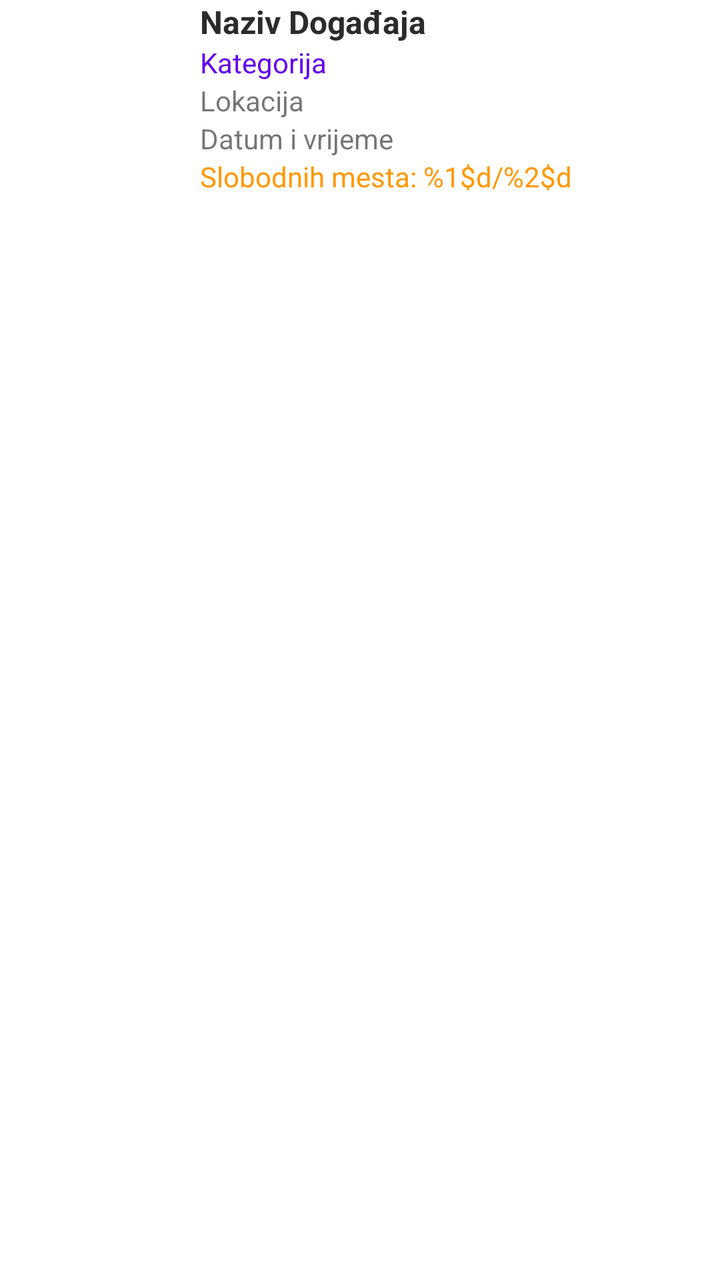
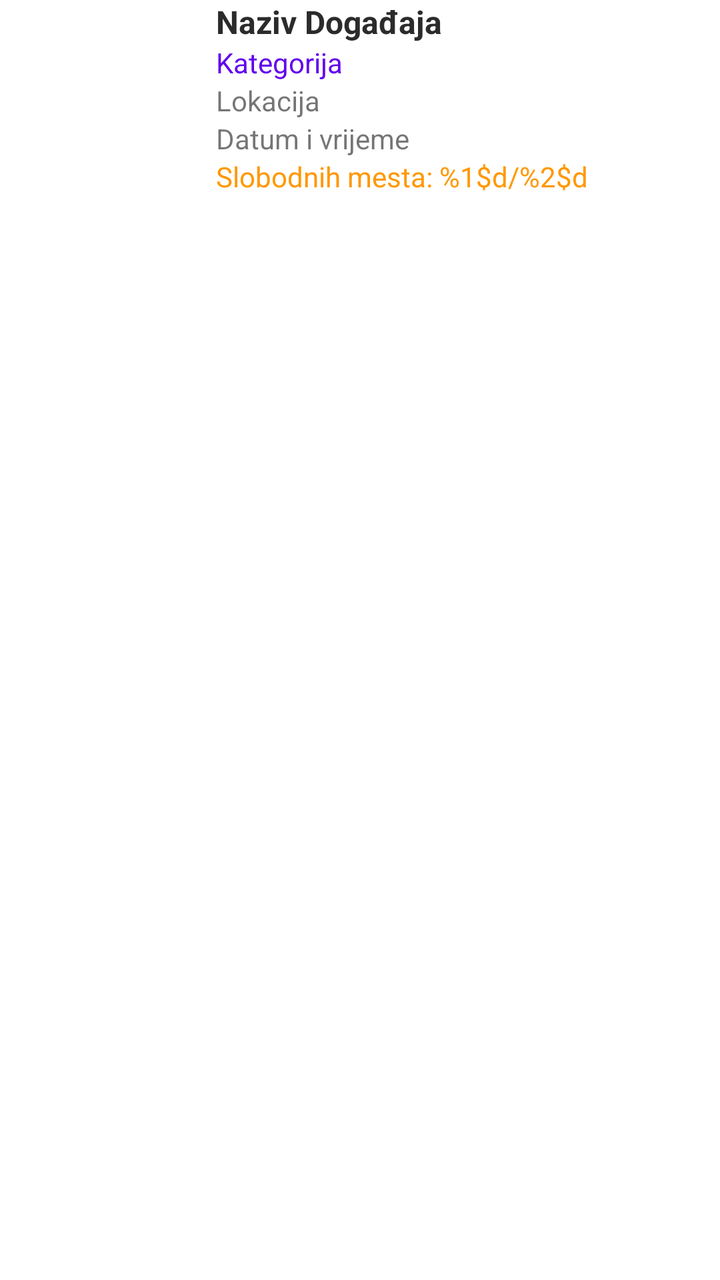

Compare the two renders of this Android layout. The source of the first and the diff that turns it into the second are given below.
<!-- AndroidManifest.xml: application theme Theme.EventsApp -->
<!-- res/layout/list_row.xml -->
<?xml version="1.0" encoding="utf-8"?>
<LinearLayout xmlns:android="http://schemas.android.com/apk/res/android"
    android:layout_width="match_parent"
    android:layout_height="wrap_content"
    android:orientation="vertical"
    android:backgroundTint="@color/orange_light"
    android:id="@+id/layoutList">

        <TextView
            android:id="@+id/txtFeatured"
            android:layout_width="wrap_content"
            android:layout_height="wrap_content"
            android:background="@color/orange"
            android:text="@string/featured"
            android:textColor="@color/white"
            android:textSize="12sp"
            android:gravity="center"
            android:paddingVertical="2dp"
            android:paddingHorizontal="8dp"
            android:visibility="gone"
            />

        <LinearLayout
            android:layout_width="wrap_content"
            android:layout_height="0dp"
            android:layout_weight="1"
            android:orientation="horizontal">

            <ImageView
                android:id="@+id/imageEvents"
                android:layout_width="100dp"
                android:layout_height="100dp"
                android:scaleType="centerCrop"
                android:paddingHorizontal="8dp"
                />

            <LinearLayout
                android:layout_width="wrap_content"
                android:layout_height="wrap_content"
                android:orientation="vertical">

                <TextView
                    android:id="@+id/txtName"
                    android:layout_width="match_parent"
                    android:layout_height="wrap_content"
                    android:text="@string/naziv_doga_aja"
                    android:textColor="@color/grey"
                    android:textSize="16sp"
                    android:textStyle="bold"
                    />

                <TextView
                    android:id="@+id/txtCategory"
                    android:layout_width="match_parent"
                    android:layout_height="wrap_content"
                    android:textColor="@color/purple_500"
                    android:text="@string/kategorija"
                    android:textSize="14sp"
                    />

                <TextView
                    android:id="@+id/txtLocation"
                    android:layout_width="match_parent"
                    android:layout_height="wrap_content"
                    android:text="@string/lokacija"
                    android:textSize="14sp"
                    />

                <TextView
                    android:id="@+id/txtDateTime"
                    android:layout_width="match_parent"
                    android:layout_height="wrap_content"
                    android:text="@string/datum_i_vrijeme"
                    android:textSize="14sp"
                    />

                <TextView
                    android:id="@+id/txtCapacity"
                    android:layout_width="match_parent"
                    android:layout_height="wrap_content"
                    android:text="@string/slobodnih_mesta_x_y"
                    android:textColor="@color/orange"
                    android:textSize="14sp"
                    />

            </LinearLayout>
    </LinearLayout>
</LinearLayout>
<!-- resources referenced by this layout -->
<resources>
  <color name="grey">#2B2B2B</color>
  <color name="orange">#FF9800</color>
  <color name="orange_light">#FFF2E0</color>
  <color name="purple_500">#FF6200EE</color>
  <color name="white">#FFFFFFFF</color>
  <string name="datum_i_vrijeme">Datum i vrijeme</string>
  <string name="featured">FEATURED</string>
  <string name="kategorija">Kategorija</string>
  <string name="lokacija">Lokacija</string>
  <string name="naziv_doga_aja">Naziv Događaja</string>
  <string name="slobodnih_mesta_x_y">Slobodnih mesta: %1$d/%2$d</string>
  <style name="Theme.EventsApp" parent="Theme.MaterialComponents.DayNight.DarkActionBar">
          
          <item name="colorPrimary">@color/purple_500</item>
          <item name="colorPrimaryVariant">@color/purple_700</item>
          <item name="colorOnPrimary">@color/white</item>
          
          <item name="colorSecondary">@color/teal_200</item>
          <item name="colorSecondaryVariant">@color/teal_700</item>
          <item name="colorOnSecondary">@color/black</item>
          
          <item name="android:statusBarColor">?attr/colorPrimaryVariant</item>
          
      </style>
  <color name="purple_700">#FF3700B3</color>
  <color name="teal_200">#FF03DAC5</color>
  <color name="teal_700">#FF018786</color>
  <color name="black">#FF000000</color>
</resources>

<!-- the commit's change to res/layout/list_row.xml (unified diff, before → after) -->
@@ -37,7 +37,8 @@
             <LinearLayout
                 android:layout_width="wrap_content"
                 android:layout_height="wrap_content"
-                android:orientation="vertical">
+                android:orientation="vertical"
+                android:paddingLeft="8dp">
 
                 <TextView
                     android:id="@+id/txtName"
